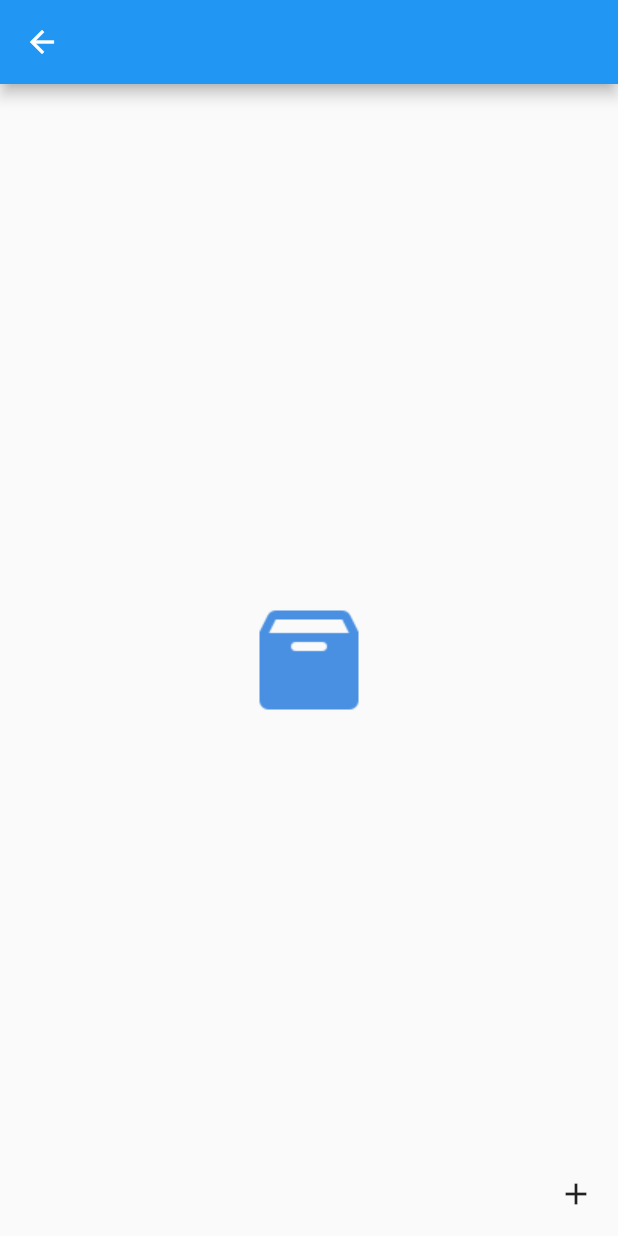
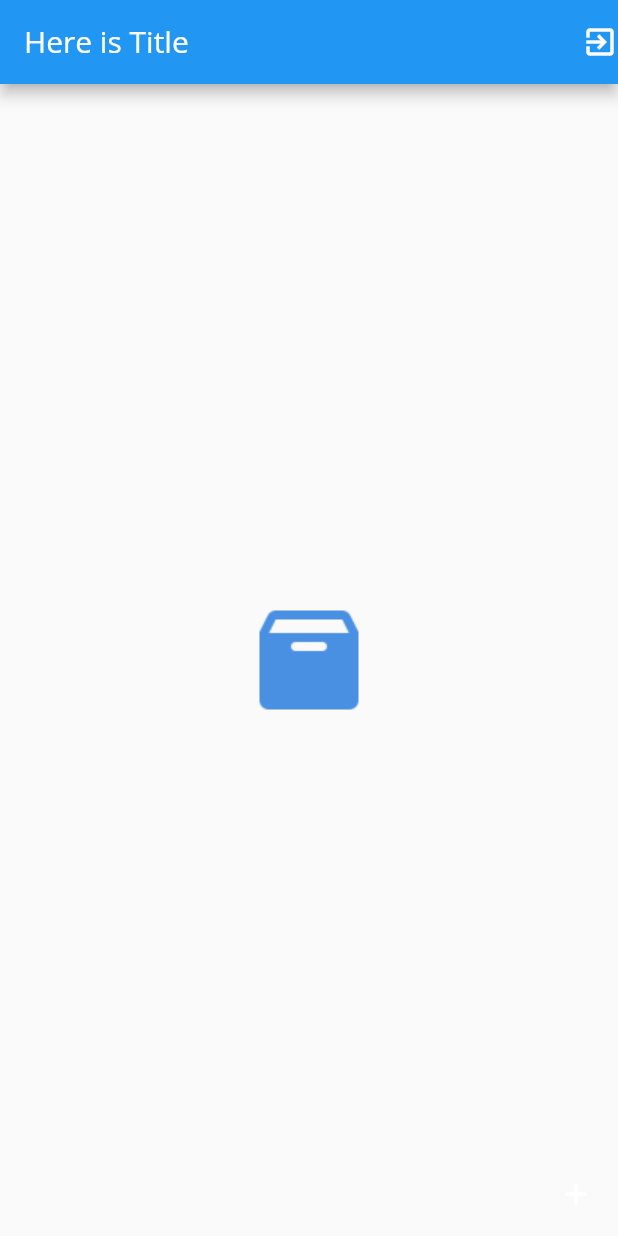
Before and after one commit to medabbassi/for_auth, a Flutter app: the HomeScreen screen opened by its route, on a phone screen of 412 x 824 dp. Run offline on Flutter 3.47's test engine with Material 2 defaults, Android fonts, the light colour scheme and no system bars; our stand-ins replace camera, file_picker; missing offline and left inert: simple_speed_dial.

Commit message:
add necessary

```diff
--- /dev/null
+++ b/lib/model/files.dart
@@ -0,0 +1,6 @@
+class FilesModel {
+  String? fileUrl;
+  int? id;
+  //FilesModel();
+  FilesModel(this.id, this.fileUrl);
+}
--- /dev/null
+++ b/lib/model/image.dart
@@ -0,0 +1,6 @@
+class ImageModel {
+  String? imageUrl;
+  int? id;
+
+  ImageModel(this.id, this.imageUrl);
+}
--- a/lib/screens/main_screens/homeScreen.dart
+++ b/lib/screens/main_screens/homeScreen.dart
@@ -1,12 +1,15 @@
 import 'dart:io';
 
 import 'package:camera/camera.dart';
+import 'package:file_picker/file_picker.dart';
 import 'package:flutter/cupertino.dart';
 import 'package:flutter/material.dart';
+import 'package:for_auth/model/image.dart';
 import 'package:for_auth/screens/alternative_screens/the_empty_screen.dart';
+import 'package:for_auth/screens/outscreens/filepickers.dart';
 import 'package:for_auth/screens/outscreens/opencamera.dart';
+import 'package:path/path.dart';
 import 'package:simple_speed_dial/simple_speed_dial.dart';
-import 'package:filesystem_picker/filesystem_picker.dart';
 
 class HomeScreen extends StatefulWidget {
   @override
@@ -16,44 +19,77 @@ class HomeScreen extends StatefulWidget {
 class HomeScreenState extends State<HomeScreen> {
   late final cameras;
   late final firstCamera;
-  late Directory rootPath;
+  File? file;
+  ImageModel? imageModel;
+  List<String>? paths;
+
+  Future selectFile() async {
+    final result = await FilePicker.platform.pickFiles(allowMultiple: true);
+    if (result == null) return;
+    final path = result.files.single.path!;
+
+    setState(() => file = File(path));
+  }
+
   Future<void> initCamera() async {
     cameras = await availableCameras();
     firstCamera = cameras.first;
-  }
-
-  late String file_path;
-
-  Future<String> returnFile() async {
-    return file_path = await FilesystemPicker.open(
-      title: 'Open file',
-      context: context,
-      rootDirectory: rootPath,
-      fsType: FilesystemType.file,
-      folderIconColor: Colors.teal,
-      allowedExtensions: ['.txt'],
-      fileTileSelectMode: FileTileSelectMode.wholeTile,
-    );
   }
 
   @override
   void initState() {
     super.initState();
     initCamera();
-    returnFile();
   }
 
   @override
   Widget build(BuildContext context) {
+    final fileName = file != null ? basename(file!.path) : 'No File Selected';
+
+    final listofitems = Padding(
+        padding: EdgeInsets.all(10),
+        child: ListTile(
+          leading: Icon(
+            Icons.image,
+            color: Colors.blue,
+          ),
+          title: Text(fileName),
+          trailing: IconButton(
+            icon: Icon(
+              Icons.send,
+              color: Colors.blue,
+            ),
+            onPressed: () {
+              Navigator.pushNamed(context, "/succes");
+            },
+          ),
+        ));
     return Scaffold(
-      appBar: AppBar(),
+      appBar: AppBar(
+        automaticallyImplyLeading: false,
+        title: Text("Here is Title"),
+        actions: [
+          GestureDetector(
+            child: Icon(Icons.exit_to_app),
+            onTap: () {
+              Navigator.pop(context);
+            },
+          )
+        ],
+      ),
       floatingActionButton: SpeedDial(
-        child: const Icon(Icons.add),
+        child: const Icon(
+          Icons.add,
+          color: Colors.white,
+        ),
         speedDialChildren: <SpeedDialChild>[
           SpeedDialChild(
-            child: const Icon(Icons.directions_run),
-            foregroundColor: Colors.white,
-            backgroundColor: Colors.red,
+            child: const Icon(
+              Icons.camera,
+              color: Colors.white,
+            ),
+            foregroundColor: Colors.blue,
+            backgroundColor: Colors.blue,
             label: 'Open Camera',
             onPressed: () async {
               setState(() {
@@ -66,30 +102,26 @@ class HomeScreenState extends State<HomeScreen> {
             },
           ),
           SpeedDialChild(
-            child: const Icon(Icons.directions_walk),
-            foregroundColor: Colors.black,
-            backgroundColor: Colors.yellow,
+            child: const Icon(
+              Icons.file_copy_outlined,
+              color: Colors.white,
+            ),
+            foregroundColor: Colors.blue,
+            backgroundColor: Colors.blue,
             label: 'Select file file',
             onPressed: () {
-              setState(() {});
-            },
-          ),
-          SpeedDialChild(
-            child: const Icon(Icons.directions_bike),
-            foregroundColor: Colors.white,
-            backgroundColor: Colors.green,
-            label: 'Let\'s go cycling!',
-            onPressed: () {
-              setState(() {});
+              setState(() async {
+                selectFile();
+              });
             },
           ),
         ],
-        closedForegroundColor: Colors.black,
-        openForegroundColor: Colors.white,
-        closedBackgroundColor: Colors.white,
-        openBackgroundColor: Colors.black,
+        closedForegroundColor: Colors.blue,
+        openForegroundColor: Colors.blue,
+        closedBackgroundColor: Colors.blue,
+        openBackgroundColor: Colors.blue,
       ),
-      body: EmptyViewScreen(),
+      body: (fileName == "No File Selected") ? EmptyViewScreen() : listofitems,
     );
   }
 }
--- a/pubspec.yaml
+++ b/pubspec.yaml
@@ -31,7 +31,10 @@ dependencies:
   # Use with the CupertinoIcons class for iOS style icons.
   cupertino_icons: ^1.0.2
   simple_speed_dial: ^0.1.3
-  filesystem_picker: ^1.0.4
+  filesystem_picker: ^2.0.0-nullsafety.0
+  permission_handler: ^8.1.4+2
+  external_path: ^1.0.1
+  file_picker: ^3.0.1
 
 dev_dependencies:
   flutter_test:
```
Also changed, not shown: lib/main.dart (+6 -1 lines), lib/screens/alternative_screens/loginView.dart (+6 -6 lines), lib/screens/outscreens/filepickers.dart (added, +58 -0 lines), lib/screens/outscreens/opencamera.dart (+68 -11 lines), lib/widgets/buttonwidget.dart (added, +33 -0 lines), pubspec.lock, 2 other files.
